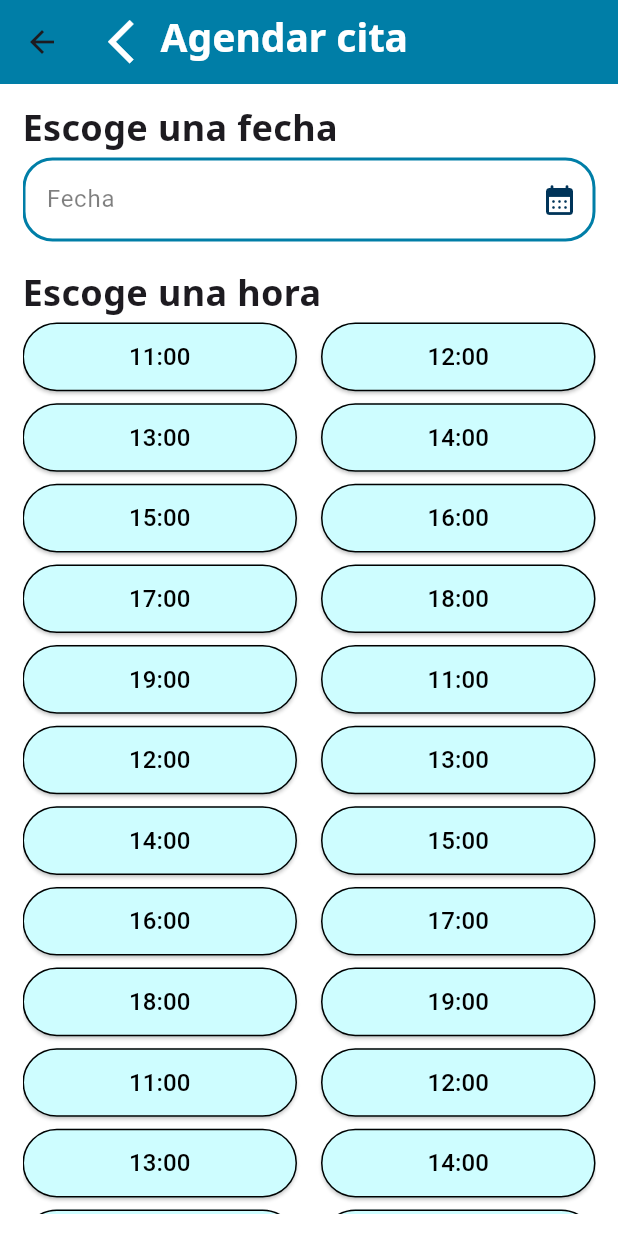
After one commit to Daphish/Doctonear, a Flutter app: the ScheduleAppointment screen opened directly, on a phone screen of 412 x 824 dp. The commit adds this screen. Run offline on Flutter 3.47's test engine with Material 3 defaults, Android fonts, the phone set to English and light mode, and no system bars; our stand-ins replace connectivity_plus, firebase_auth, firebase_core; accounts and stored records are empty; Roboto replaces fonts that are missing (cuerpo).

Commit message:
interfaz para agendar una cita

```diff
--- a/lib/const.dart
+++ b/lib/const.dart
@@ -4,4 +4,5 @@ Color Prussian_Blue=Color(0xff003459);
 Color link=Color(0xffFF3636);
 Color Cerulean=Color(0xff007EA7);
 Color Rich_Black=Color(0xff00171F);
+Color Mint_Green=Color(0xffCEFDFF);
 Color placeholder=Color(0xff656565);
--- a/lib/main.dart
+++ b/lib/main.dart
@@ -4,6 +4,7 @@ import 'package:medichub/screens/profile.dart';
 import 'package:medichub/screens/appointments_screen.dart';
 import 'package:medichub/screens/home_screen.dart';
 import 'package:medichub/screens/profile_screen.dart';
+import 'package:medichub/screens/schedule_appointment.dart';
 import 'package:medichub/signup.dart';
 import'package:medichub/screens/doctors_list_screen.dart';
 import 'package:firebase_core/firebase_core.dart';
--- a/lib/screens/profile_screen.dart
+++ b/lib/screens/profile_screen.dart
@@ -31,6 +31,7 @@ class _ProfileScreenState extends State<ProfileScreen> {
       ),
        body: SafeArea(
          child: Container(
+           height: MediaQuery.of(context).size.height,
              color: Colors.white,
              child:Padding(
                padding: EdgeInsets.all(15),
--- /dev/null
+++ b/lib/screens/schedule_appointment.dart
@@ -0,0 +1,158 @@
+import 'package:flutter/material.dart';
+import 'package:medichub/const.dart' as con;
+
+class ScheduleAppointment extends StatefulWidget {
+  const ScheduleAppointment({super.key});
+
+  @override
+  State<ScheduleAppointment> createState() => _ScheduleAppointmentState();
+}
+
+class _ScheduleAppointmentState extends State<ScheduleAppointment> {
+  final List<String> horas = [
+    '11:00', '12:00', '13:00', '14:00', '15:00',
+    '16:00', '17:00', '18:00', '19:00',
+    '11:00', '12:00', '13:00', '14:00', '15:00',
+    '16:00', '17:00', '18:00', '19:00',
+    '11:00', '12:00', '13:00', '14:00', '15:00',
+    '16:00', '17:00', '18:00', '19:00',
+
+  ];
+
+  bool genderIcon=true;
+  @override
+  Widget build(BuildContext context) {
+    return Scaffold(
+      appBar: AppBar(
+        backgroundColor:con.Cerulean,
+        title: Row(
+          mainAxisAlignment: MainAxisAlignment.start,
+          crossAxisAlignment: CrossAxisAlignment.center,
+          children: [
+            Icon(Icons.arrow_back_ios,color: Colors.white,size: 35,),
+            Text(
+              'Agendar cita',
+              style: TextStyle(
+                  fontFamily: 'bold',
+                  fontSize: 26,
+                  color: Colors.white
+              ),
+            )
+
+          ],
+        ),
+      ),
+      body: SafeArea(
+        child: Container(
+            height: MediaQuery.of(context).size.height,
+          color: Colors.white,
+          padding: EdgeInsets.all(15),
+          child:  SingleChildScrollView(
+            child: Column(
+              children: [
+                Row(
+                  children: [
+                    Text(
+                      'Escoge una fecha',
+                      style: TextStyle(
+                          fontFamily: "bold",
+                          fontSize: 24
+                      ),
+
+                    )
+                  ],
+                ),
+                TextFormField(
+                  style: TextStyle(
+                    fontFamily: 'cuerpo',
+                    fontSize: 16,
+                  ),
+                  obscureText: genderIcon,
+                  decoration: InputDecoration(
+                    suffixIcon: Icon(Icons.calendar_month_rounded,color: con.Prussian_Blue,),
+                    hintText:'Fecha',
+                    hintStyle:TextStyle(
+                        fontFamily: 'cuerpo',
+                        fontSize: 16,
+                        color: Color(0x80000000)
+                    ) ,
+                    enabledBorder: OutlineInputBorder(
+                      borderRadius: BorderRadius.circular(20),
+                      borderSide: BorderSide(
+                        color: Color(0xff007EA7),
+                        width: 2.0, // grosor
+                      ),
+                    ),
+                    focusedBorder: OutlineInputBorder(
+                      borderRadius: BorderRadius.circular(20),
+                      borderSide: BorderSide(
+                        color: Color(0xff007EA7),
+                        width: 2.0,
+                      ),
+                    ),
+                    filled: true,
+                    fillColor: Colors.white,
+                  ),
+                ),
+                SizedBox(height: 20,),
+                Row(
+                  children: [
+                    Text(
+                      'Escoge una hora',
+                      style: TextStyle(
+                          fontFamily: "bold",
+                          fontSize: 24
+                      ),
+
+                    )
+                  ],
+                ),
+                SingleChildScrollView(
+                  child: GridView.count(
+                    crossAxisCount: 2,
+                    mainAxisSpacing: 8,
+                    crossAxisSpacing: 16,
+                    childAspectRatio: 4,
+                    physics: NeverScrollableScrollPhysics(),
+                    shrinkWrap: true,
+                    children: horas.map((hora) {
+                      return ElevatedButton(
+                        onPressed: () {
+                          // Acción al seleccionar la hora
+                        },
+                        style: ElevatedButton.styleFrom(
+                          backgroundColor: con.Mint_Green,
+                          foregroundColor: Colors.black,
+                          side: BorderSide(color: Colors.black),
+                        ),
+                        child: Text(hora, style: TextStyle(fontSize: 16)),
+                      );
+                    }).toList(),
+                  ),
+                ),
+                SizedBox(height: 30,),
+                ElevatedButton(
+                  onPressed: (){
+                  },
+                  style: ElevatedButton.styleFrom(
+                    backgroundColor: con.Prussian_Blue,
+                    padding: EdgeInsets.symmetric(horizontal: 100,vertical: 12),
+                    elevation: 5,
+                  ),
+                  child: Text(
+                    'Agendar cita',
+                    style: TextStyle(
+                        fontFamily: 'butLOg',
+                        fontSize: 22,
+                        color: Colors.white
+                    ),
+                  ),
+                ),
+              ],
+            ),
+          )
+        ),
+      )
+    );
+  }
+}
```
